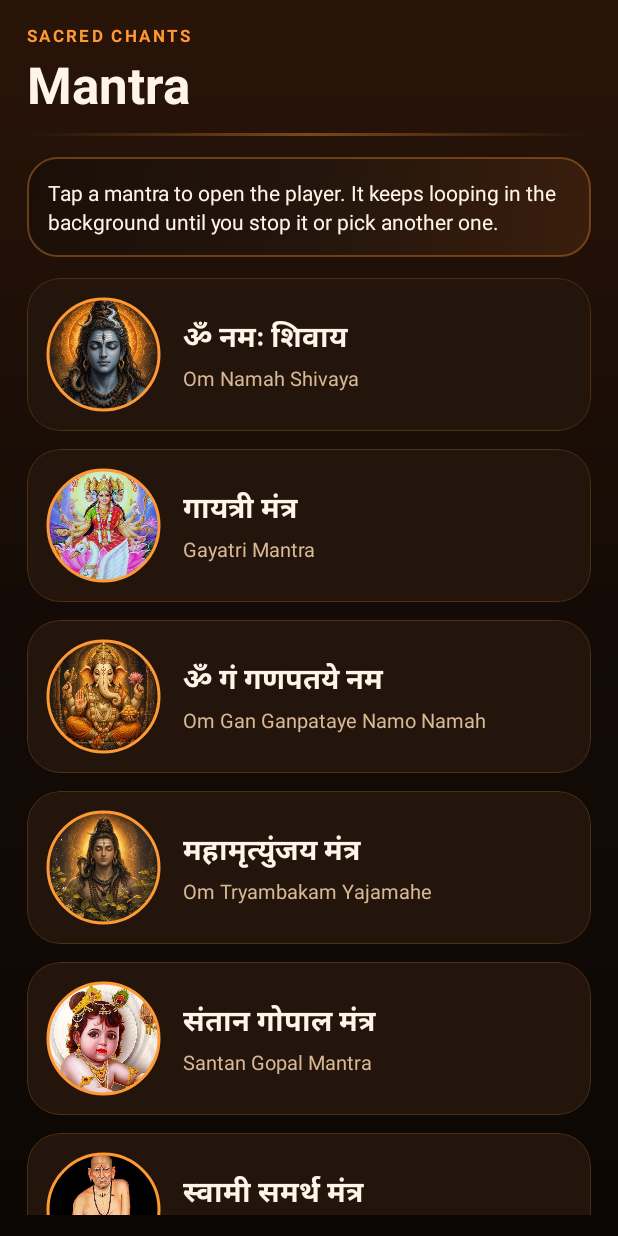
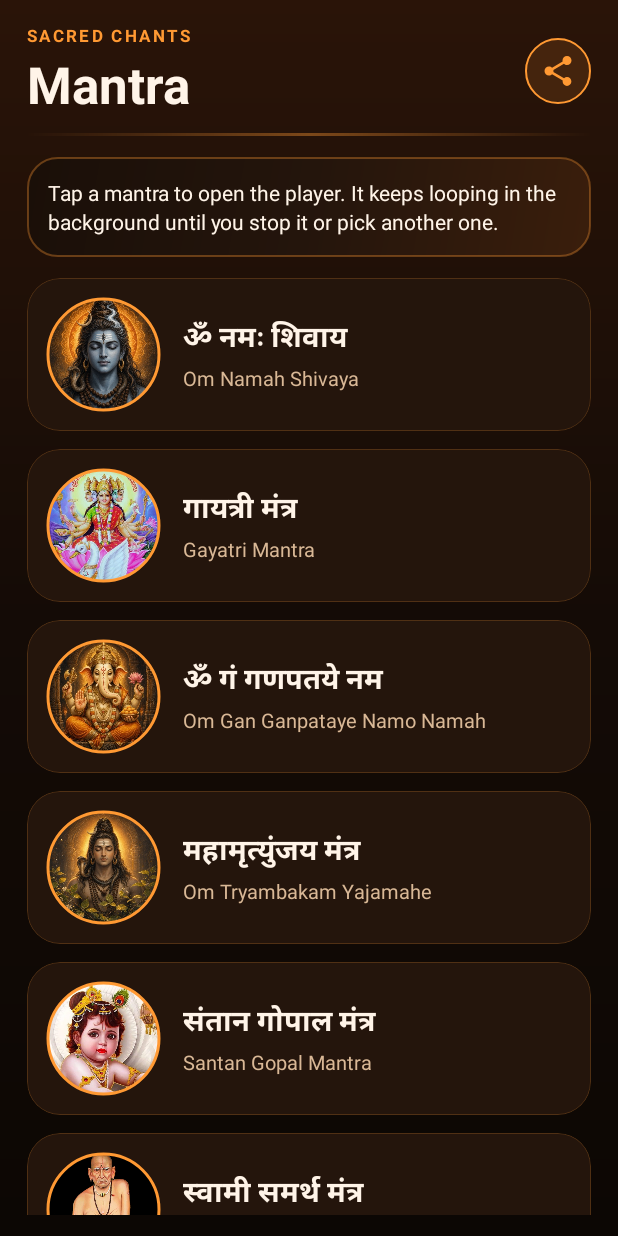
Before and after one commit to irahulbangar/mantra_app, an Android app: the screen it shows after launch (MainActivity), on a phone screen of 412 x 824 dp. Run offline under Robolectric (Android 15) with nearby library versions, the phone set to English and light mode, and no system bars; our stand-ins replace AdMob; 3 statements that could not run were skipped.

Commit message:
Add share functionality in MainActivity, update layout to include share button, and add share-related strings in resources.

```diff
--- a/app/src/main/java/com/mantra/player/MainActivity.kt
+++ b/app/src/main/java/com/mantra/player/MainActivity.kt
@@ -1,6 +1,7 @@
 package com.mantra.player
 
 import android.Manifest
+import android.content.Intent
 import android.content.SharedPreferences
 import android.content.pm.PackageManager
 import android.os.Build
@@ -11,6 +12,7 @@ import android.widget.Toast
 import androidx.activity.result.contract.ActivityResultContracts
 import androidx.appcompat.app.AppCompatActivity
 import androidx.core.content.ContextCompat
+
 import com.mantra.player.ads.AdsManager
 import com.mantra.player.ads.AppOpenAds
 import com.mantra.player.ads.InterstitialAds
@@ -55,6 +57,7 @@ class MainActivity : AppCompatActivity() {
             MantraControls.stop(this)
             render()
         }
+        binding.shareButton.setOnClickListener { shareApp() }
         AdsManager.gatherConsent(this)
         AdsManager.whenReady {
             InterstitialAds.preload(this)
@@ -120,6 +123,14 @@ class MainActivity : AppCompatActivity() {
         }
     }
 
+    private fun shareApp() {
+        val shareIntent = Intent(Intent.ACTION_SEND).apply {
+            type = "text/plain"
+            putExtra(Intent.EXTRA_TEXT, getString(R.string.share_message))
+        }
+        startActivity(Intent.createChooser(shareIntent, getString(R.string.share_chooser)))
+    }
+
     private fun needsNotificationPermission(): Boolean {
         return Build.VERSION.SDK_INT >= Build.VERSION_CODES.TIRAMISU &&
             ContextCompat.checkSelfPermission(this, Manifest.permission.POST_NOTIFICATIONS) !=
--- /dev/null
+++ b/app/src/main/res/drawable/ic_share.xml
@@ -0,0 +1,10 @@
+<?xml version="1.0" encoding="utf-8"?>
+<vector xmlns:android="http://schemas.android.com/apk/res/android"
+    android:width="24dp"
+    android:height="24dp"
+    android:viewportWidth="24"
+    android:viewportHeight="24">
+    <path
+        android:fillColor="#FFFFFFFF"
+        android:pathData="M18,16.08c-0.76,0 -1.44,0.3 -1.96,0.77L8.91,12.7c0.05,-0.23 0.09,-0.46 0.09,-0.7s-0.04,-0.47 -0.09,-0.7l7.05,-4.11c0.54,0.5 1.25,0.81 2.04,0.81 1.66,0 3,-1.34 3,-3s-1.34,-3 -3,-3 -3,1.34 -3,3c0,0.24 0.04,0.47 0.09,0.7L8.04,9.81C7.5,9.31 6.79,9 6,9c-1.66,0 -3,1.34 -3,3s1.34,3 3,3c0.79,0 1.5,-0.31 2.04,-0.81l7.12,4.16c-0.05,0.21 -0.08,0.43 -0.08,0.65 0,1.61 1.31,2.92 2.92,2.92s2.92,-1.31 2.92,-2.92c0,-1.61 -1.31,-2.92 -2.92,-2.92z" />
+</vector>
--- a/app/src/main/res/layout/activity_main.xml
+++ b/app/src/main/res/layout/activity_main.xml
@@ -9,6 +9,18 @@
     android:paddingHorizontal="18dp"
     android:paddingTop="16dp"
     android:paddingBottom="14dp">
+
+    <LinearLayout
+        android:layout_width="match_parent"
+        android:layout_height="wrap_content"
+        android:gravity="center_vertical"
+        android:orientation="horizontal">
+
+        <LinearLayout
+            android:layout_width="0dp"
+            android:layout_height="wrap_content"
+            android:layout_weight="1"
+            android:orientation="vertical">
 
             <TextView
                 android:layout_width="match_parent"
@@ -28,6 +40,20 @@
                 android:textColor="@color/cream"
                 android:textSize="34sp"
                 android:textStyle="bold" />
+        </LinearLayout>
+
+        <ImageButton
+            android:id="@+id/shareButton"
+            android:layout_width="44dp"
+            android:layout_height="44dp"
+            android:background="@drawable/bg_circle_outline"
+            android:contentDescription="@string/share"
+            android:padding="10dp"
+            android:scaleType="fitCenter"
+            android:src="@drawable/ic_share"
+            app:tint="@color/brand" />
+    </LinearLayout>
+
 
     <View
         android:layout_width="match_parent"
--- a/app/src/main/res/values/strings.xml
+++ b/app/src/main/res/values/strings.xml
@@ -26,4 +26,7 @@
     <string name="ad_sponsored">Sponsored</string>
     <string name="ad_learn_more">Learn more</string>
     <string name="ad_toggle_sound">Toggle ad sound</string>
+    <string name="share">Share app</string>
+    <string name="share_message">Listen to sacred chants with Mantra:\nhttps://play.google.com/store/apps/details?id=com.mantra.player&amp;pcampaignid=web_share</string>
+    <string name="share_chooser">Share Mantra via</string>
 </resources>
```
Lines whose indentation alone changed are shown as unchanged.
